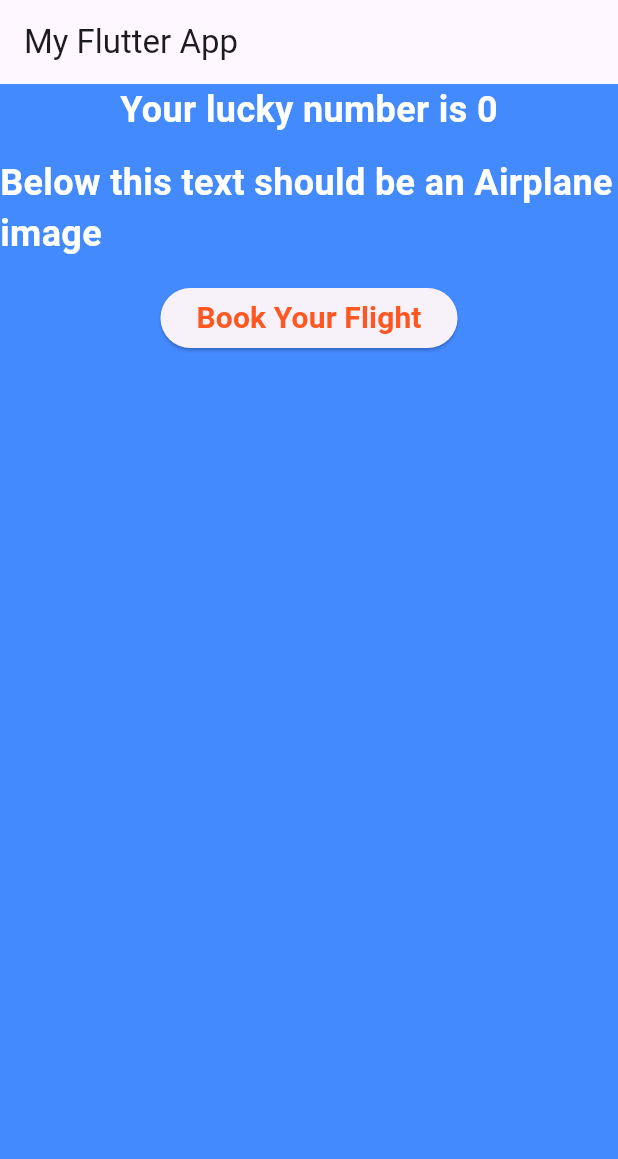
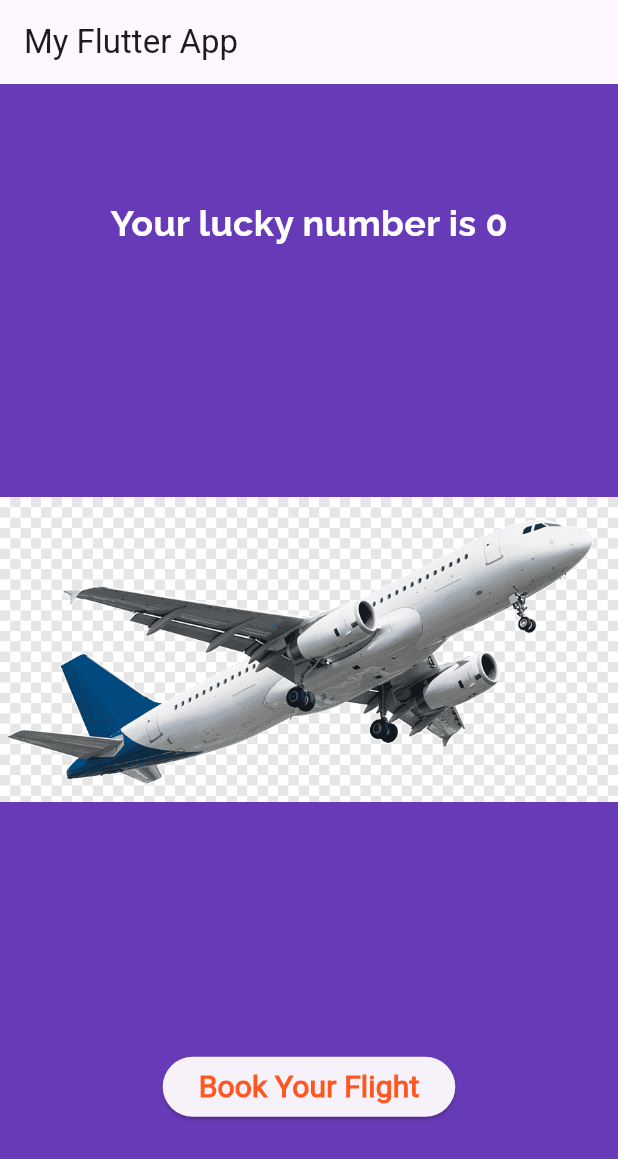
Before and after one commit to geff-ghost/Smattered, a Flutter app: the screen it shows after launch, on a phone screen of 412 x 824 dp. Shown: the top 1159 px of the screen. Run offline on Flutter 3.47's test engine with Material 3 defaults, Android fonts, the phone set to English and light mode, and no system bars.

Commit message:
Added Image and Font assets

```diff
--- a/lib/app_screens/first_screen.dart
+++ b/lib/app_screens/first_screen.dart
@@ -1,6 +1,5 @@
 import 'package:flutter/material.dart';
 import 'dart:math';
-
 import 'package:smattered/app_screens/alertdialog_screen.dart';
 
 class FirstScreen extends StatelessWidget {
@@ -9,27 +8,22 @@ class FirstScreen extends StatelessWidget {
   @override
   Widget build(BuildContext context) {
     return Material(
-      color: Colors.blueAccent,
+      color: Colors.deepPurple,
       child: Center(
         child: Column(
+          mainAxisAlignment: MainAxisAlignment.spaceEvenly,
           children: [
             Text(
               generateLuckyNumber(),
               style: TextStyle(
-                fontWeight: FontWeight.bold,
+                fontFamily: 'Raleway',
+                fontWeight: FontWeight.w700,
                 fontSize: 24.0,
                 color: Colors.white,
               ),
             ),
             SizedBox(height: 15.0),
-            Text(
-              'Below this text should be an Airplane image',
-              style: TextStyle(
-                color: Colors.white,
-                fontSize: 24.0,
-                fontWeight: FontWeight.bold,
-              ),
-            ),
+            FlightImageAsset(),
             SizedBox(height: 15.0),
             FlightBookButton(),
           ],
@@ -44,3 +38,14 @@ class FirstScreen extends StatelessWidget {
     return 'Your lucky number is $luckyNumber';
   }
 }
+
+class FlightImageAsset extends StatelessWidget {
+  const FlightImageAsset({super.key});
+
+  @override
+  Widget build(BuildContext context) {
+    AssetImage assetImage = AssetImage('images/flight.png');
+    Image image = Image(image: assetImage);
+    return Container(child: image);
+  }
+}
```
Also changed, not shown: pubspec.yaml (+14 -13 lines), fonts/Raleway-Bold.ttf (added), fonts/Raleway-LightItalic.ttf (added), fonts/Raleway-Regular.ttf (added), fonts/Roboto-Regular.ttf (added), images/download.png (added), images/flight.png (added), images/image.png (added).
